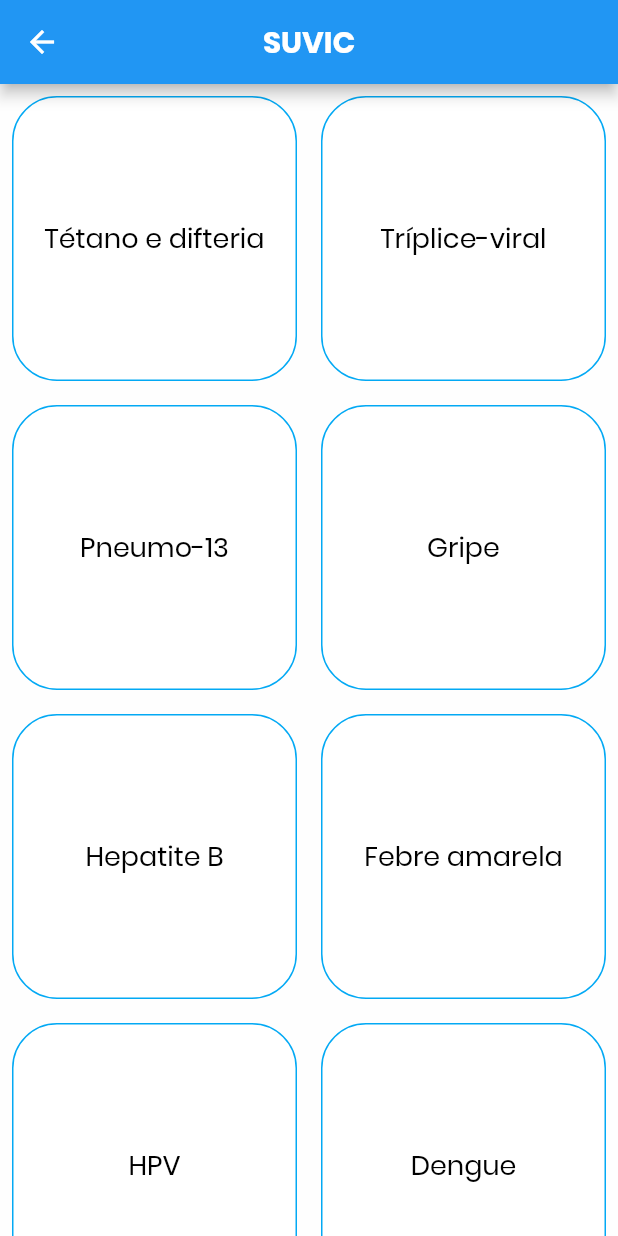
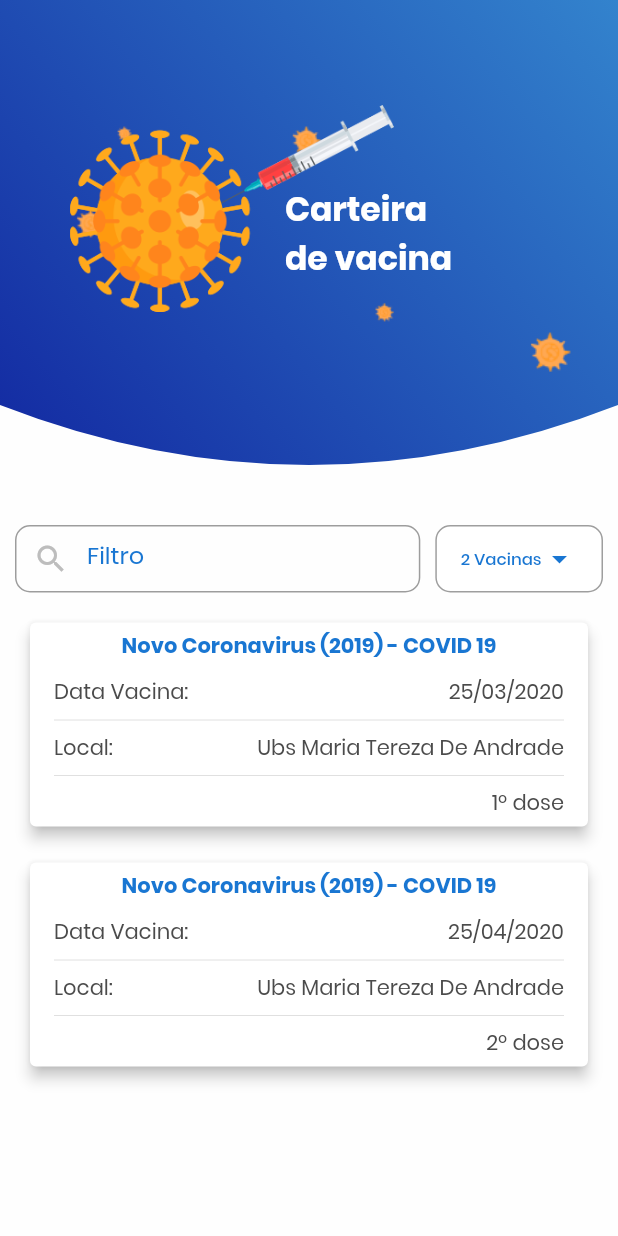
Before and after one commit to Jackson-Antunes-Sampaio/Suvic-FrontEnd, a Flutter app: the VaccineCardScreen screen opened by its route, on a phone screen of 412 x 824 dp. Run offline on Flutter 3.47's test engine with Material 2 defaults, Android fonts, the phone set to English and light mode, and no system bars; our stand-ins replace another_flushbar, carousel_slider, dio, firebase_messaging, flutter_secure_storage, font_awesome_flutter and 6 more; missing offline and left inert: dart:ffi; accounts and stored records are empty.

Commit message:
comentários das alterações

```diff
--- a/lib/main.dart
+++ b/lib/main.dart
@@ -17,6 +17,7 @@ class MyApp extends StatelessWidget {
       title: 'Suvic',
       theme: ThemeData(
           scaffoldBackgroundColor: kBackgroundColor,
+          //scaffoldBackgroundColor: const Color.fromARGB(255,241,241,255),
           fontFamily: "Poppins",
           textTheme: TextTheme(
             body1: TextStyle(color: kBodyTextColor),
--- /dev/null
+++ b/lib/models/page_manager.dart
@@ -0,0 +1,6 @@
+import 'package:flutter/material.dart';
+import 'package:get/get.dart';
+
+class PageManager extends GetxController {
+  final indexNavigation = 0.obs;
+}
--- a/lib/routes/app_page.dart
+++ b/lib/routes/app_page.dart
@@ -1,9 +1,11 @@
+import 'package:covid_19/screens/base/base_screen.dart';
 import 'package:covid_19/screens/home/home_screen.dart';
 import 'package:covid_19/screens/info/info_screen.dart';
 import 'package:covid_19/screens/login/login_screen.dart';
 import 'package:covid_19/screens/notify_covid/notify_covid_screen.dart';
 import 'package:covid_19/screens/splash/splash_screen.dart';
 import 'package:covid_19/screens/vaccine_card/vaccine_card_screen.dart';
+import 'package:covid_19/screens/webview_suvic/webview_suvic_screen.dart';
 import 'package:get/get_navigation/src/routes/get_route.dart';
 
 part 'app_routes.dart';
@@ -38,5 +40,13 @@ class AppPage {
       name: Routes.NOTIFYCOVID,
       page: () => NotifyCovidScreen(),
     ),
+    GetPage(
+      name: Routes.BASE,
+      page: () => BaseScreen(),
+    ),
+    GetPage(
+      name: Routes.SUVIC,
+      page: () => WebViewSuvicScreen(),
+    ),
     ];
 }
--- a/lib/routes/app_routes.dart
+++ b/lib/routes/app_routes.dart
@@ -8,5 +8,7 @@ abstract class Routes{
   static const INFO = 'InfoScreen';
   static const VACCINECARD = 'VaccineCardScreen';
   static const NOTIFYCOVID = 'NotifyCovidScreen';
+  static const BASE = 'BaseScreen';
+  static const SUVIC = "WebViewSuvicScreen";
 
 }
--- a/lib/screens/home/home_screen.dart
+++ b/lib/screens/home/home_screen.dart
@@ -1,4 +1,5 @@
 import 'dart:ui';
+import 'package:covid_19/common/botton_navigation_bar/bottom_navigation_bar.dart';
 import 'package:covid_19/common/my_header_widget.dart';
 import 'package:covid_19/routes/app_page.dart';
 import 'package:covid_19/utils/styles/style.dart';
--- a/lib/screens/notify_covid/notify_covid_screen.dart
+++ b/lib/screens/notify_covid/notify_covid_screen.dart
@@ -1,3 +1,4 @@
+import 'package:covid_19/common/botton_navigation_bar/bottom_navigation_bar.dart';
 import 'package:covid_19/common/icon_button_custom.dart';
 import 'package:covid_19/common/my_header_widget.dart';
 import 'package:covid_19/controllers/notify_covid_controller.dart';
--- a/lib/screens/vaccine_card/components/vaccine_item.dart
+++ b/lib/screens/vaccine_card/components/vaccine_item.dart
@@ -1,52 +1,57 @@
 import 'package:flutter/material.dart';
-import 'package:get/get.dart';
 
 class VaccineItem extends StatelessWidget {
+  VaccineItem({this.title, this.quantity, this.date, this.desc, this.local, this.city});
 
-  VaccineItem(
-      {@required this.index,
-      @required this.vaccines,
-      });
-
-  final int index;
-  final List<String> vaccines;
-  Rx<Color> color = Colors.white.obs;
-
-  final Color colorTile = Colors.white;
-  final Color colorText = Colors.black;
+  final String title;
+  final String quantity;
+  final String date;
+  final String desc;
+  final String local;
+  final String city;
 
   @override
   Widget build(BuildContext context) {
-    return Obx(
-        (){
-          return Padding(
-            padding: const EdgeInsets.all(8.0),
-            child: GestureDetector(
-              onTap: (){
-                color.value = Colors.blueAccent;
-              },
-              onLongPress: (){
-                color.value = Colors.white;
-              },
-              child: Container(
-                decoration: BoxDecoration(
-                    color: color.value,
-                    border: Border.all(color: Colors.lightBlue),
-                    borderRadius: BorderRadius.all(Radius.circular(30.0))),
-                child: Center(
-                  child: Text(
-                    "${vaccines[index]}",
-                    textAlign: TextAlign.center,
-                    style: TextStyle(
-                      color: colorText,
-                      fontSize: 18,
-                    ),
-                  ),
+    return Padding(
+      padding: EdgeInsets.only(top: 16, left: 16, right: 16),
+      child: Container(
+        width: MediaQuery.of(context).size.width,
+        child: Card(
+          elevation: 4,
+          child: Padding(
+            padding: EdgeInsets.symmetric(horizontal: 16, vertical: 5),
+            child: Column(
+              children: [
+                Text(
+                  "$title",
+                  style: TextStyle(color: Colors.blue[700], fontWeight: FontWeight.bold),
                 ),
-              ),
+                SizedBox(height: 10,),
+                Row(
+                  mainAxisAlignment: MainAxisAlignment.spaceBetween,
+                  children: [
+                    Text("Data Vacina:"),
+                    Text("$date"),
+                  ],
+                ),
+                Divider(),
+                Row(
+                  mainAxisAlignment: MainAxisAlignment.spaceBetween,
+                  children: [
+                    Text("Local:"),
+                    Text("$local"),
+                  ],
+                ),
+                Divider(),
+                Align(
+                  alignment: Alignment.bottomRight,
+                  child: Text("$quantity"),
+                )
+              ],
             ),
-          );
-        }
+          ),
+        ),
+      ),
     );
   }
 }
--- a/lib/screens/vaccine_card/vaccine_card_screen.dart
+++ b/lib/screens/vaccine_card/vaccine_card_screen.dart
@@ -1,3 +1,5 @@
+import 'package:covid_19/common/icon_button_custom.dart';
+import 'package:covid_19/common/my_header_widget.dart';
 import 'package:covid_19/screens/vaccine_card/components/vaccine_item.dart';
 import 'package:flutter/material.dart';
 
@@ -6,57 +8,111 @@ class VaccineCardScreen extends StatefulWidget {
   _VaccineCardScreenState createState() => _VaccineCardScreenState();
 }
 
-String vaccine;
-Color color;
+class _VaccineCardScreenState extends State<VaccineCardScreen> {
+  final controller = ScrollController();
+  double offset = 0;
 
-//Dados mockados
-List<String> vaccines = [
-  'Tétano e difteria',
-  'Tríplice-viral',
-  'Pneumo-13',
-  'Gripe',
-  'Hepatite B',
-  'Febre amarela',
-  'HPV',
-  'Dengue'
-];
+  @override
+  void initState() {
+    // TODO: implement initState
+    super.initState();
+    controller.addListener(onScroll);
+  }
 
-// Função Get no storage em initState
-List<int> _selectedIndex = [];
+  @override
+  void dispose() {
+    // TODO: implement dispose
+    controller.dispose();
+    super.dispose();
+  }
 
-class _VaccineCardScreenState extends State<VaccineCardScreen> {
+  void onScroll() {
+    setState(() {
+      offset = (controller.hasClients) ? controller.offset : 0;
+    });
+  }
 
   @override
   Widget build(BuildContext context) {
     return Scaffold(
-      appBar: AppBar(
-        title: Text(
-          'SUVIC',
-          style: TextStyle(fontWeight: FontWeight.bold),
-        ),
-        centerTitle: true,
-      ),
-      body: GridView.count(
-        // Create a grid with 2 columns. If you change the scrollDirection to
-        // horizontal, this produces 2 rows.
-        crossAxisCount: 2,
-        // Generate 100 widgets that display their index in the List.
-        children: List.generate(
-          vaccines.length,
-              (index) =>
-              VaccineItem(
-                index: index,
-                // onSelected: () {
-                //   color = Colors.red;
-                // },
-                // offSelect: () {
-                //   // função delete no storage
-                //   _selectedIndex.remove(index);
-                // },
-                vaccines: vaccines,
-              ),
+      body: SingleChildScrollView(
+        controller: controller,
+        child: Column(
+          children: [
+            MyHeader(
+              image: "assets/images/covid-19-vaccine.png",
+              offset: offset,
+              textTop: "\nCarteira",
+              textBottom: "de vacina",
+            ),
+            Row(
+              children: [
+                Expanded(
+                  child: Padding(
+                    padding: EdgeInsets.symmetric(horizontal: 10),
+                    child: Container(
+                      height: 45,
+                      child: TextField(
+                        decoration: InputDecoration(
+                          isDense: true,
+                          prefixIcon: IconButtonCustom(
+                            iconData: Icons.search,
+                          ),
+                          hintText: "Filtro",
+                          hintStyle: TextStyle(
+                            color: Colors.blue[700]
+                          ),
+                          border: OutlineInputBorder(
+                            borderRadius: const BorderRadius.all(
+                              const Radius.circular(10.0),
+                            ),
+                          ),
+                        ),
+                      ),
+                    ),
+                  ),
+                ),
+                Padding(
+                  padding: EdgeInsets.only(right: 10),
+                  child: Container(
+                    height: 45,
+                    decoration: BoxDecoration(
+                      color: Colors.white,
+                      borderRadius: BorderRadius.circular(10),
+                      border: Border.all(color: Colors.grey)
+                    ),
+                    child: FlatButton(
+                      onPressed: () {},
+                      child: Row(
+                        children: [
+                          Text("2 Vacinas", style: TextStyle(fontSize: 11),),
+                          Icon(Icons.arrow_drop_down)
+                        ],
+                      ),
+                      textColor: Colors.blue[700],
+                    ),
+                  ),
+                ),
+              ],
+            ),
+            VaccineItem(
+              title: "Novo Coronavirus (2019) - COVID 19",
+              quantity: "1º dose",
+              date: "25/03/2020",
+              city: "São Paulo",
+              local: "Ubs Maria Tereza De Andrade"
+            ),
+            VaccineItem(
+                title: "Novo Coronavirus (2019) - COVID 19",
+                quantity: "2º dose",
+                date: "25/04/2020",
+                city: "São Paulo",
+                local: "Ubs Maria Tereza De Andrade"
+            ),
+          ],
         ),
       ),
+
     );
   }
 }
--- a/pubspec.yaml
+++ b/pubspec.yaml
@@ -30,6 +30,9 @@ dependencies:
   another_flushbar: ^1.10.17
   flutter_secure_storage: ^3.3.5
   font_awesome_flutter: ^8.8.1
+  carousel_slider: ^3.0.0
+  salomon_bottom_bar: ^3.0.0
+  webview_flutter: ^2.0.4
 
   # The following adds the Cupertino Icons font to your application.
   # Use with the CupertinoIcons class for iOS style icons.
```
Also changed, not shown: lib/common/botton_navigation_bar/bottom_navigation_bar.dart (added, +72 -0 lines), lib/common/botton_navigation_bar/bottom_navigation_bar_new.dart (added, +56 -0 lines), lib/common/botton_navigation_bar/custom_icon_navigation_bar.dart (added, +42 -0 lines), lib/controllers/user_controller.dart (added, +8 -0 lines), lib/screens/base/base_screen.dart (added, +41 -0 lines), lib/screens/home/components/custom_carrousel_slider.dart (added, +85 -0 lines), lib/screens/home/home_screen_new.dart (added, +85 -0 lines), lib/screens/login/login_screen.dart (+6 -2 lines), lib/screens/webview_suvic/webview_suvic_screen.dart (added, +27 -0 lines), assets/images/covid-19-vaccine.png (added), assets/images/undraw_Map_dark_re_36sy.png (added), pubspec.lock, 2 other files.
